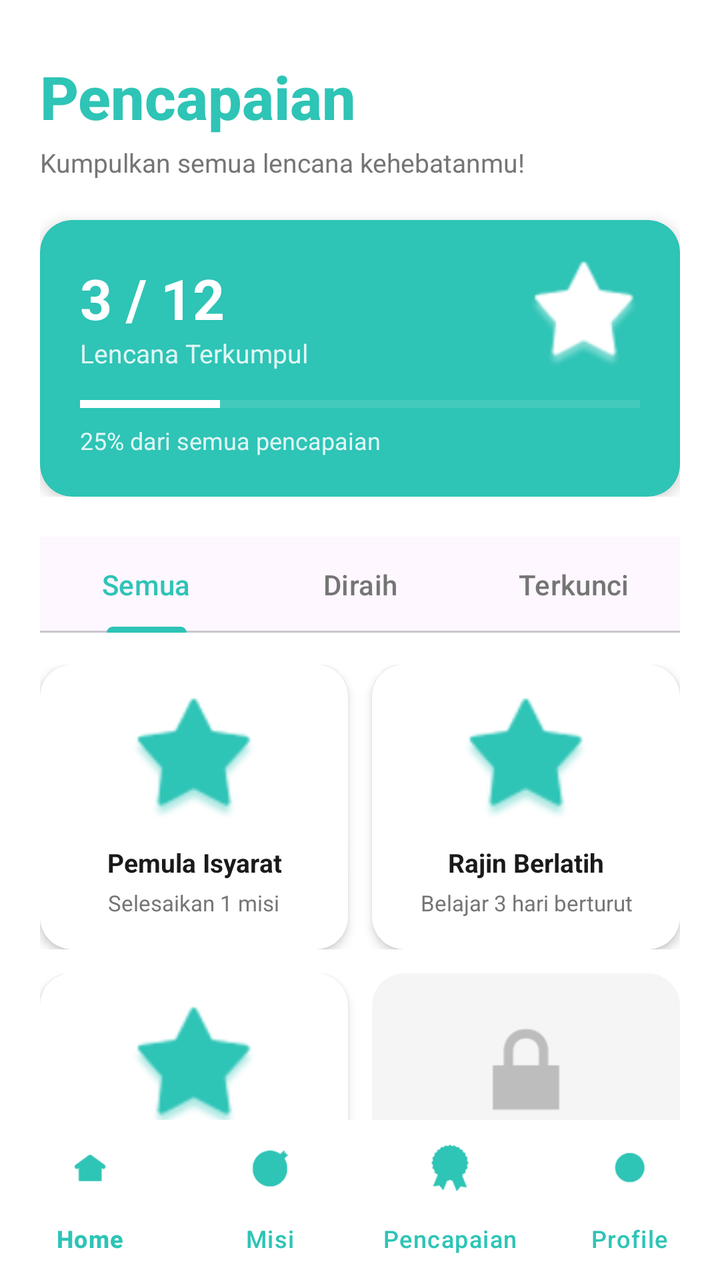
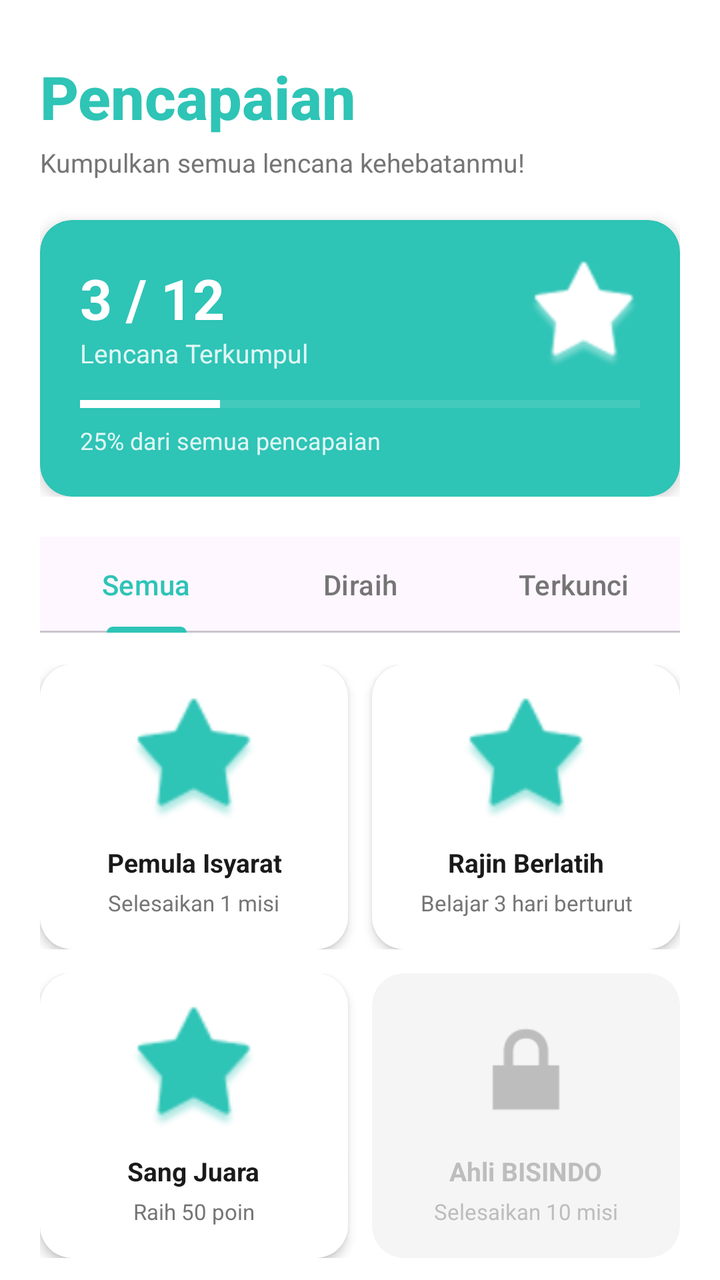

Two renders of the same Android screen: before a commit and after it. Below are the layout's source before the change and the commit's diff.
<!-- AndroidManifest.xml: application theme Theme.Neuma -->
<!-- res/layout/fragment_pencapaian.xml -->
<?xml version="1.0" encoding="utf-8"?>
<androidx.constraintlayout.widget.ConstraintLayout
    xmlns:android="http://schemas.android.com/apk/res/android"
    xmlns:app="http://schemas.android.com/apk/res-auto"
    android:id="@+id/pencapaian_root"
    android:layout_width="match_parent"
    android:layout_height="match_parent"
    android:background="@color/background_white">

    
    <androidx.core.widget.NestedScrollView
        android:id="@+id/scroll_pencapaian"
        android:layout_width="0dp"
        android:layout_height="0dp"
        android:fillViewport="true"
        app:layout_constraintTop_toTopOf="parent"
        app:layout_constraintBottom_toTopOf="@id/bottom_navigation"
        app:layout_constraintStart_toStartOf="parent"
        app:layout_constraintEnd_toEndOf="parent">

        <LinearLayout
            android:layout_width="match_parent"
            android:layout_height="wrap_content"
            android:orientation="vertical">

            
            <LinearLayout
                android:id="@+id/layout_pencapaian_header"
                android:layout_width="match_parent"
                android:layout_height="wrap_content"
                android:orientation="vertical"
                android:background="@color/background_white"
                android:paddingStart="20dp"
                android:paddingEnd="20dp"
                android:paddingTop="28dp"
                android:paddingBottom="20dp">

                
                <TextView
                    android:id="@+id/tv_pencapaian_title"
                    android:layout_width="wrap_content"
                    android:layout_height="wrap_content"
                    android:text="Pencapaian"
                    android:textColor="@color/primary"
                    android:textSize="30sp"
                    android:textStyle="bold"
                    android:fontFamily="sans-serif-medium" />

                <TextView
                    android:id="@+id/tv_pencapaian_subtitle"
                    android:layout_width="wrap_content"
                    android:layout_height="wrap_content"
                    android:text="Kumpulkan semua lencana kehebatanmu!"
                    android:textColor="@color/text_secondary"
                    android:textSize="13sp"
                    android:layout_marginTop="4dp"
                    android:layout_marginBottom="20dp" />

                
                <androidx.cardview.widget.CardView
                    android:id="@+id/card_progress_total"
                    android:layout_width="match_parent"
                    android:layout_height="wrap_content"
                    app:cardCornerRadius="16dp"
                    app:cardElevation="4dp"
                    app:cardBackgroundColor="@color/primary">

                    <LinearLayout
                        android:layout_width="match_parent"
                        android:layout_height="wrap_content"
                        android:orientation="vertical"
                        android:padding="20dp">

                        <LinearLayout
                            android:layout_width="match_parent"
                            android:layout_height="wrap_content"
                            android:orientation="horizontal"
                            android:gravity="center_vertical"
                            android:layout_marginBottom="12dp">

                            <LinearLayout
                                android:layout_width="0dp"
                                android:layout_height="wrap_content"
                                android:layout_weight="1"
                                android:orientation="vertical">

                                <TextView
                                    android:id="@+id/tv_badge_count"
                                    android:layout_width="wrap_content"
                                    android:layout_height="wrap_content"
                                    android:text="3 / 12"
                                    android:textColor="@color/text_white"
                                    android:textSize="28sp"
                                    android:textStyle="bold" />

                                <TextView
                                    android:layout_width="wrap_content"
                                    android:layout_height="wrap_content"
                                    android:text="Lencana Terkumpul"
                                    android:textColor="@color/text_white"
                                    android:textSize="13sp"
                                    android:alpha="0.85" />

                            </LinearLayout>

                            <ImageView
                                android:id="@+id/iv_trophy"
                                android:layout_width="56dp"
                                android:layout_height="56dp"
                                android:src="@android:drawable/star_big_on"
                                android:contentDescription="Trofi"
                                app:tint="@color/text_white" />

                        </LinearLayout>

                        
                        <ProgressBar
                            android:id="@+id/pb_pencapaian_total"
                            style="?android:attr/progressBarStyleHorizontal"
                            android:layout_width="match_parent"
                            android:layout_height="8dp"
                            android:progress="25"
                            android:progressTint="@color/text_white"
                            android:progressBackgroundTint="#60FFFFFF"
                            android:layout_marginBottom="6dp" />

                        <TextView
                            android:layout_width="wrap_content"
                            android:layout_height="wrap_content"
                            android:text="25% dari semua pencapaian"
                            android:textColor="@color/text_white"
                            android:textSize="12sp"
                            android:alpha="0.85" />

                    </LinearLayout>

                </androidx.cardview.widget.CardView>

            </LinearLayout>

            
            
            
            <LinearLayout
                android:layout_width="match_parent"
                android:layout_height="wrap_content"
                android:orientation="vertical"
                android:paddingStart="20dp"
                android:paddingEnd="20dp"
                android:paddingBottom="20dp">

                
                <com.google.android.material.tabs.TabLayout
                    android:id="@+id/tab_pencapaian"
                    android:layout_width="match_parent"
                    android:layout_height="wrap_content"
                    android:layout_marginBottom="16dp"
                    app:tabSelectedTextColor="@color/primary"
                    app:tabTextColor="@color/text_secondary"
                    app:tabIndicatorColor="@color/primary"
                    app:tabBackground="@android:color/transparent"
                    app:tabMode="fixed"
                    app:tabGravity="fill">

                    <com.google.android.material.tabs.TabItem
                        android:layout_width="wrap_content"
                        android:layout_height="wrap_content"
                        android:text="Semua" />

                    <com.google.android.material.tabs.TabItem
                        android:layout_width="wrap_content"
                        android:layout_height="wrap_content"
                        android:text="Diraih" />

                    <com.google.android.material.tabs.TabItem
                        android:layout_width="wrap_content"
                        android:layout_height="wrap_content"
                        android:text="Terkunci" />

                </com.google.android.material.tabs.TabLayout>

                
                
                <LinearLayout
                    android:layout_width="match_parent"
                    android:layout_height="wrap_content"
                    android:orientation="horizontal"
                    android:layout_marginBottom="12dp">

                    
                    <androidx.cardview.widget.CardView
                        android:id="@+id/card_badge_1"
                        android:layout_width="0dp"
                        android:layout_height="wrap_content"
                        android:layout_weight="1"
                        android:layout_marginEnd="6dp"
                        app:cardCornerRadius="16dp"
                        app:cardElevation="3dp"
                        app:cardBackgroundColor="@color/card_background">

                        <LinearLayout
                            android:layout_width="match_parent"
                            android:layout_height="wrap_content"
                            android:orientation="vertical"
                            android:gravity="center"
                            android:padding="16dp">

                            <ImageView
                                android:id="@+id/iv_badge_1"
                                android:layout_width="64dp"
                                android:layout_height="64dp"
                                android:src="@android:drawable/star_big_on"
                                android:contentDescription="Lencana 1"
                                app:tint="@color/primary" />

                            <TextView
                                android:id="@+id/tv_badge_1_name"
                                android:layout_width="wrap_content"
                                android:layout_height="wrap_content"
                                android:text="Pemula Isyarat"
                                android:textColor="@color/text_primary"
                                android:textSize="13sp"
                                android:textStyle="bold"
                                android:gravity="center"
                                android:layout_marginTop="10dp" />

                            <TextView
                                android:id="@+id/tv_badge_1_desc"
                                android:layout_width="wrap_content"
                                android:layout_height="wrap_content"
                                android:text="Selesaikan 1 misi"
                                android:textColor="@color/text_secondary"
                                android:textSize="11sp"
                                android:gravity="center"
                                android:layout_marginTop="4dp" />

                        </LinearLayout>

                    </androidx.cardview.widget.CardView>

                    
                    <androidx.cardview.widget.CardView
                        android:id="@+id/card_badge_2"
                        android:layout_width="0dp"
                        android:layout_height="wrap_content"
                        android:layout_weight="1"
                        android:layout_marginStart="6dp"
                        app:cardCornerRadius="16dp"
                        app:cardElevation="3dp"
                        app:cardBackgroundColor="@color/card_background">

                        <LinearLayout
                            android:layout_width="match_parent"
                            android:layout_height="wrap_content"
                            android:orientation="vertical"
                            android:gravity="center"
                            android:padding="16dp">

                            <ImageView
                                android:id="@+id/iv_badge_2"
                                android:layout_width="64dp"
                                android:layout_height="64dp"
                                android:src="@android:drawable/star_big_on"
                                android:contentDescription="Lencana 2"
                                app:tint="@color/primary" />

                            <TextView
                                android:id="@+id/tv_badge_2_name"
                                android:layout_width="wrap_content"
                                android:layout_height="wrap_content"
                                android:text="Rajin Berlatih"
                                android:textColor="@color/text_primary"
                                android:textSize="13sp"
                                android:textStyle="bold"
                                android:gravity="center"
                                android:layout_marginTop="10dp" />

                            <TextView
                                android:id="@+id/tv_badge_2_desc"
                                android:layout_width="wrap_content"
                                android:layout_height="wrap_content"
                                android:text="Belajar 3 hari berturut"
                                android:textColor="@color/text_secondary"
                                android:textSize="11sp"
                                android:gravity="center"
                                android:layout_marginTop="4dp" />

                        </LinearLayout>

                    </androidx.cardview.widget.CardView>

                </LinearLayout>

                
                <LinearLayout
                    android:layout_width="match_parent"
                    android:layout_height="wrap_content"
                    android:orientation="horizontal"
                    android:layout_marginBottom="12dp">

                    
                    <androidx.cardview.widget.CardView
                        android:id="@+id/card_badge_3"
                        android:layout_width="0dp"
                        android:layout_height="wrap_content"
                        android:layout_weight="1"
                        android:layout_marginEnd="6dp"
                        app:cardCornerRadius="16dp"
                        app:cardElevation="3dp"
                        app:cardBackgroundColor="@color/card_background">

                        <LinearLayout
                            android:layout_width="match_parent"
                            android:layout_height="wrap_content"
                            android:orientation="vertical"
                            android:gravity="center"
                            android:padding="16dp">

                            <ImageView
                                android:id="@+id/iv_badge_3"
                                android:layout_width="64dp"
                                android:layout_height="64dp"
                                android:src="@android:drawable/star_big_on"
                                android:contentDescription="Lencana 3"
                                app:tint="@color/primary" />

                            <TextView
                                android:id="@+id/tv_badge_3_name"
                                android:layout_width="wrap_content"
                                android:layout_height="wrap_content"
                                android:text="Sang Juara"
                                android:textColor="@color/text_primary"
                                android:textSize="13sp"
                                android:textStyle="bold"
                                android:gravity="center"
                                android:layout_marginTop="10dp" />

                            <TextView
                                android:id="@+id/tv_badge_3_desc"
                                android:layout_width="wrap_content"
                                android:layout_height="wrap_content"
                                android:text="Raih 50 poin"
                                android:textColor="@color/text_secondary"
                                android:textSize="11sp"
                                android:gravity="center"
                                android:layout_marginTop="4dp" />

                        </LinearLayout>

                    </androidx.cardview.widget.CardView>

                    
                    <androidx.cardview.widget.CardView
                        android:id="@+id/card_badge_4"
                        android:layout_width="0dp"
                        android:layout_height="wrap_content"
                        android:layout_weight="1"
                        android:layout_marginStart="6dp"
                        app:cardCornerRadius="16dp"
                        app:cardElevation="0dp"
                        app:cardBackgroundColor="@color/background_light">

                        <LinearLayout
                            android:layout_width="match_parent"
                            android:layout_height="wrap_content"
                            android:orientation="vertical"
                            android:gravity="center"
                            android:padding="16dp">

                            <ImageView
                                android:id="@+id/iv_badge_4"
                                android:layout_width="64dp"
                                android:layout_height="64dp"
                                android:src="@android:drawable/ic_lock_lock"
                                android:contentDescription="Terkunci"
                                app:tint="@color/text_hint" />

                            <TextView
                                android:id="@+id/tv_badge_4_name"
                                android:layout_width="wrap_content"
                                android:layout_height="wrap_content"
                                android:text="Ahli BISINDO"
                                android:textColor="@color/text_hint"
                                android:textSize="13sp"
                                android:textStyle="bold"
                                android:gravity="center"
                                android:layout_marginTop="10dp" />

                            <TextView
                                android:id="@+id/tv_badge_4_desc"
                                android:layout_width="wrap_content"
                                android:layout_height="wrap_content"
                                android:text="Selesaikan 10 misi"
                                android:textColor="@color/text_hint"
                                android:textSize="11sp"
                                android:gravity="center"
                                android:layout_marginTop="4dp" />

                        </LinearLayout>

                    </androidx.cardview.widget.CardView>

                </LinearLayout>

                
                <LinearLayout
                    android:layout_width="match_parent"
                    android:layout_height="wrap_content"
                    android:orientation="horizontal"
                    android:layout_marginBottom="12dp">

                    
                    <androidx.cardview.widget.CardView
                        android:id="@+id/card_badge_5"
                        android:layout_width="0dp"
                        android:layout_height="wrap_content"
                        android:layout_weight="1"
                        android:layout_marginEnd="6dp"
                        app:cardCornerRadius="16dp"
                        app:cardElevation="0dp"
                        app:cardBackgroundColor="@color/background_light">

                        <LinearLayout
                            android:layout_width="match_parent"
                            android:layout_height="wrap_content"
                            android:orientation="vertical"
                            android:gravity="center"
                            android:padding="16dp">

                            <ImageView
                                android:id="@+id/iv_badge_5"
                                android:layout_width="64dp"
                                android:layout_height="64dp"
                                android:src="@android:drawable/ic_lock_lock"
                                android:contentDescription="Terkunci"
                                app:tint="@color/text_hint" />

                            <TextView
                                android:id="@+id/tv_badge_5_name"
                                android:layout_width="wrap_content"
                                android:layout_height="wrap_content"
                                android:text="Konsisten 7 Hari"
                                android:textColor="@color/text_hint"
                                android:textSize="13sp"
                                android:textStyle="bold"
                                android:gravity="center"
                                android:layout_marginTop="10dp" />

                            <TextView
                                android:id="@+id/tv_badge_5_desc"
                                android:layout_width="wrap_content"
                                android:layout_height="wrap_content"
                                android:text="Belajar 7 hari berturut"
                                android:textColor="@color/text_hint"
                                android:textSize="11sp"
                                android:gravity="center"
                                android:layout_marginTop="4dp" />

                        </LinearLayout>

                    </androidx.cardview.widget.CardView>

                    
                    <androidx.cardview.widget.CardView
                        android:id="@+id/card_badge_6"
                        android:layout_width="0dp"
                        android:layout_height="wrap_content"
                        android:layout_weight="1"
                        android:layout_marginStart="6dp"
                        app:cardCornerRadius="16dp"
                        app:cardElevation="0dp"
                        app:cardBackgroundColor="@color/background_light">

                        <LinearLayout
                            android:layout_width="match_parent"
                            android:layout_height="wrap_content"
                            android:orientation="vertical"
                            android:gravity="center"
                            android:padding="16dp">

                            <ImageView
                                android:id="@+id/iv_badge_6"
                                android:layout_width="64dp"
                                android:layout_height="64dp"
                                android:src="@android:drawable/ic_lock_lock"
                                android:contentDescription="Terkunci"
                                app:tint="@color/text_hint" />

                            <TextView
                                android:id="@+id/tv_badge_6_name"
                                android:layout_width="wrap_content"
                                android:layout_height="wrap_content"
                                android:text="Bintang 100 Poin"
                                android:textColor="@color/text_hint"
                                android:textSize="13sp"
                                android:textStyle="bold"
                                android:gravity="center"
                                android:layout_marginTop="10dp" />

                            <TextView
                                android:id="@+id/tv_badge_6_desc"
                                android:layout_width="wrap_content"
                                android:layout_height="wrap_content"
                                android:text="Kumpulkan 100 poin"
                                android:textColor="@color/text_hint"
                                android:textSize="11sp"
                                android:gravity="center"
                                android:layout_marginTop="4dp" />

                        </LinearLayout>

                    </androidx.cardview.widget.CardView>

                </LinearLayout>

            </LinearLayout>

        </LinearLayout>

    </androidx.core.widget.NestedScrollView>

    
    <com.google.android.material.bottomnavigation.BottomNavigationView
        android:id="@+id/bottom_navigation"
        android:layout_width="0dp"
        android:layout_height="wrap_content"
        android:background="@color/card_background"
        app:elevation="12dp"
        app:menu="@menu/bottom_nav_menu"
        app:itemIconTint="@color/primary"
        app:itemTextColor="@color/primary"
        app:labelVisibilityMode="labeled"
        app:layout_constraintBottom_toBottomOf="parent"
        app:layout_constraintStart_toStartOf="parent"
        app:layout_constraintEnd_toEndOf="parent" />

</androidx.constraintlayout.widget.ConstraintLayout>
<!-- resources referenced by this layout -->
<resources>
  <color name="background_light">#F5F5F5</color>
  <color name="background_white">#FFFFFFFF</color>
  <color name="card_background">#FFFFFFFF</color>
  <color name="primary">#2EC4B6</color>
  <color name="text_hint">#BDBDBD</color>
  <color name="text_primary">#1A1A1A</color>
  <color name="text_secondary">#757575</color>
  <color name="text_white">#FFFFFFFF</color>
  <style name="Theme.Neuma" parent="Base.Theme.Neuma" />
  <style name="Base.Theme.Neuma" parent="Theme.Material3.DayNight.NoActionBar">
          
          
      </style>
</resources>

<!-- the commit's change to res/layout/fragment_pencapaian.xml (unified diff, before → after) -->
@@ -14,7 +14,7 @@
         android:layout_height="0dp"
         android:fillViewport="true"
         app:layout_constraintTop_toTopOf="parent"
-        app:layout_constraintBottom_toTopOf="@id/bottom_navigation"
+        app:layout_constraintBottom_toBottomOf="parent"
         app:layout_constraintStart_toStartOf="parent"
         app:layout_constraintEnd_toEndOf="parent">
 
@@ -519,19 +519,4 @@
 
     </androidx.core.widget.NestedScrollView>
 
-    
-    <com.google.android.material.bottomnavigation.BottomNavigationView
-        android:id="@+id/bottom_navigation"
-        android:layout_width="0dp"
-        android:layout_height="wrap_content"
-        android:background="@color/card_background"
-        app:elevation="12dp"
-        app:menu="@menu/bottom_nav_menu"
-        app:itemIconTint="@color/primary"
-        app:itemTextColor="@color/primary"
-        app:labelVisibilityMode="labeled"
-        app:layout_constraintBottom_toBottomOf="parent"
-        app:layout_constraintStart_toStartOf="parent"
-        app:layout_constraintEnd_toEndOf="parent" />
-
 </androidx.constraintlayout.widget.ConstraintLayout>
